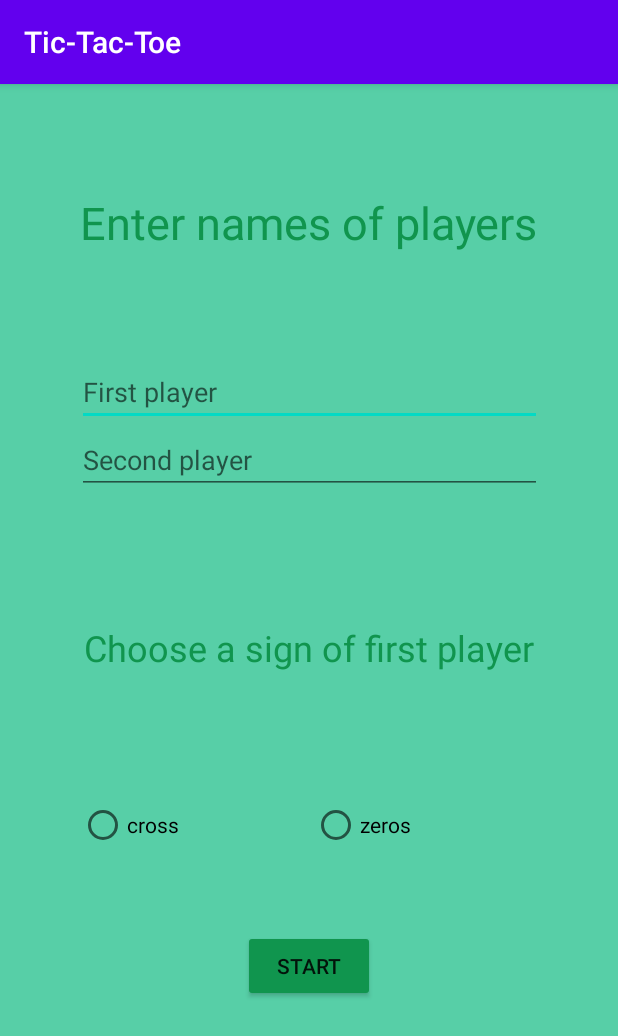
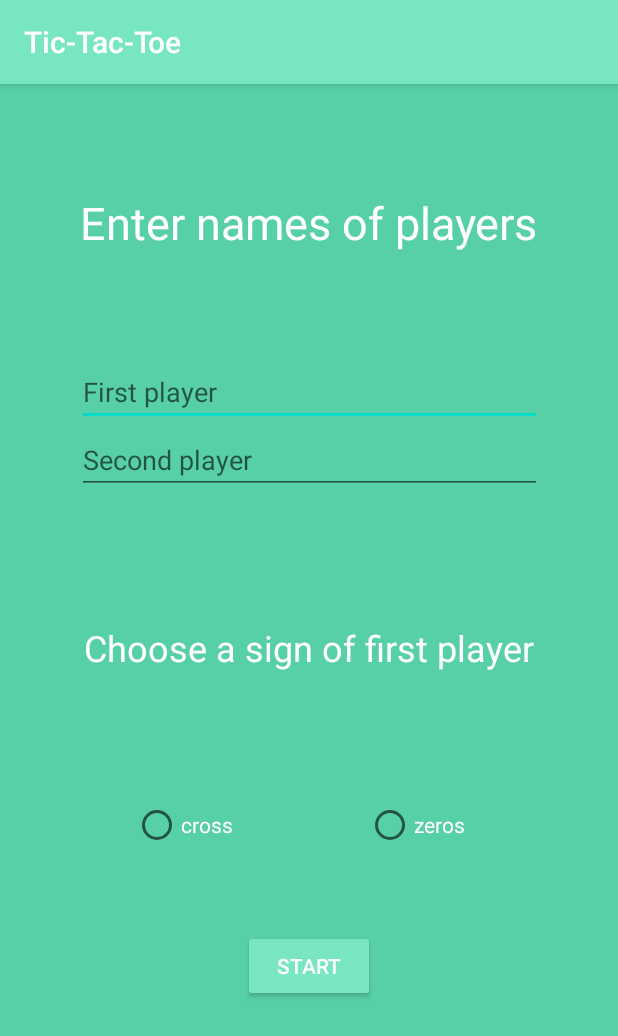
Before and after one commit to bohdan093/HrestikiNoliki, an Android app: the screen it shows after launch (MainActivity), on a phone screen of 412 x 824 dp. Shown: the top 1036 px of the screen. Run offline under Robolectric (Android 15) with nearby library versions, the phone set to English and light mode, and no system bars.

```diff
--- a/app/src/main/java/com/example/hrestikinoliki/MainActivity.java
+++ b/app/src/main/java/com/example/hrestikinoliki/MainActivity.java
@@ -31,9 +31,7 @@ public static final String SIGN = "SIGN";
         start.setOnClickListener(this);
 
 
-        Toast.makeText(this, "Fill all fields", Toast.LENGTH_SHORT).show();;
-        Toast.makeText(this, "Fill all fields", Toast.LENGTH_SHORT).show();;
-        Toast.makeText(this, "Fill all fields", Toast.LENGTH_SHORT).show();;
+
 
 
     }
--- a/app/src/main/res/layout/activity_main.xml
+++ b/app/src/main/res/layout/activity_main.xml
@@ -19,6 +19,7 @@
 
         <EditText
             android:id="@+id/first_name"
+            style="@style/generalText"
             android:layout_width="match_parent"
             android:layout_height="wrap_content"
             android:ems="10"
@@ -27,6 +28,7 @@
 
         <EditText
             android:id="@+id/second_name"
+            style="@style/generalText"
             android:layout_width="match_parent"
             android:layout_height="wrap_content"
             android:ems="10"
@@ -36,13 +38,13 @@
 
     <TextView
         android:id="@+id/textView3"
+        style="@style/generalText"
         android:layout_width="wrap_content"
         android:layout_height="wrap_content"
         android:layout_marginStart="52dp"
         android:layout_marginTop="72dp"
         android:layout_marginEnd="52dp"
         android:text="Enter names of players"
-        android:textColor="#10954E"
         android:textSize="30sp"
         app:layout_constraintEnd_toEndOf="parent"
         app:layout_constraintHorizontal_bias="0.4"
@@ -51,12 +53,13 @@
 
     <Button
         android:id="@+id/start"
+        style="@style/but"
+        android:textColor="@color/white"
         android:layout_width="wrap_content"
         android:layout_height="wrap_content"
         android:layout_marginStart="161dp"
         android:layout_marginEnd="162dp"
         android:layout_marginBottom="156dp"
-        android:backgroundTint="#10954E"
         android:text="start"
         app:layout_constraintBottom_toBottomOf="parent"
         app:layout_constraintEnd_toEndOf="parent"
@@ -66,8 +69,7 @@
         android:id="@+id/radioGroup"
         android:layout_width="310dp"
         android:layout_height="wrap_content"
-        android:layout_marginStart="52dp"
-        android:layout_marginEnd="49dp"
+        android:layout_marginStart="75dp"
         android:layout_marginBottom="54dp"
         android:orientation="horizontal"
         app:layout_constraintBottom_toTopOf="@+id/start"
@@ -76,6 +78,7 @@
 
         <RadioButton
             android:id="@+id/cross"
+            style="@style/generalText"
             android:layout_width="wrap_content"
             android:layout_height="wrap_content"
             android:layout_weight="1"
@@ -83,6 +86,7 @@
 
         <RadioButton
             android:id="@+id/zero"
+            style="@style/generalText"
             android:layout_width="wrap_content"
             android:layout_height="wrap_content"
             android:layout_weight="1"
@@ -91,10 +95,10 @@
 
     <TextView
         android:id="@+id/textView4"
+        style="@style/generalText"
         android:layout_width="wrap_content"
         android:layout_height="wrap_content"
         android:text="Choose a sign of first player"
-        android:textColor="#10954E"
         android:textSize="24sp"
         app:layout_constraintBottom_toTopOf="@+id/radioGroup"
         app:layout_constraintEnd_toEndOf="parent"
--- a/app/src/main/res/values/colors.xml
+++ b/app/src/main/res/values/colors.xml
@@ -1,6 +1,9 @@
 <?xml version="1.0" encoding="utf-8"?>
 <resources>
-    <color name="colorPrimary">#6200EE</color>
-    <color name="colorPrimaryDark">#3700B3</color>
+    <color name="colorPrimary">#78E6C1</color>
+    <color name="colorPrimaryDark">#44C39E</color>
     <color name="colorAccent">#03DAC5</color>
+    <color name = "white">#FFFFFF</color>
+    <color name="button">#108065</color>
+
 </resources>
--- a/app/src/main/res/values/styles.xml
+++ b/app/src/main/res/values/styles.xml
@@ -5,6 +5,18 @@
         <item name="colorPrimary">@color/colorPrimary</item>
         <item name="colorPrimaryDark">@color/colorPrimaryDark</item>
         <item name="colorAccent">@color/colorAccent</item>
+        <item name="android:navigationBarColor">@color/colorPrimary</item>
+    </style>
+
+<style name = "generalText">
+    <item name = "android:textColor"> @color/white</item>
+</style>
+    <style name="buttons">
+        <item name="android:backgroundTint">@color/button</item>
+    </style>
+
+    <style name="but">
+        <item name="android:backgroundTint">@color/colorPrimary</item>
     </style>
 
 </resources>
```
Also changed, not shown: app/src/main/res/layout/game_activity.xml (+13 -1 lines).
